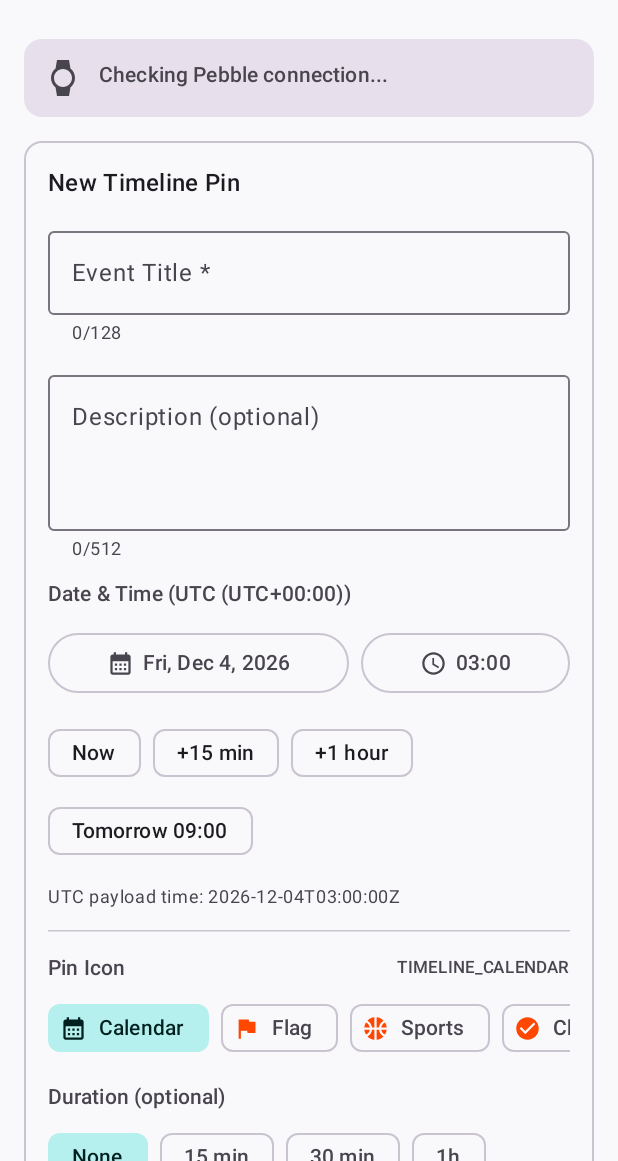
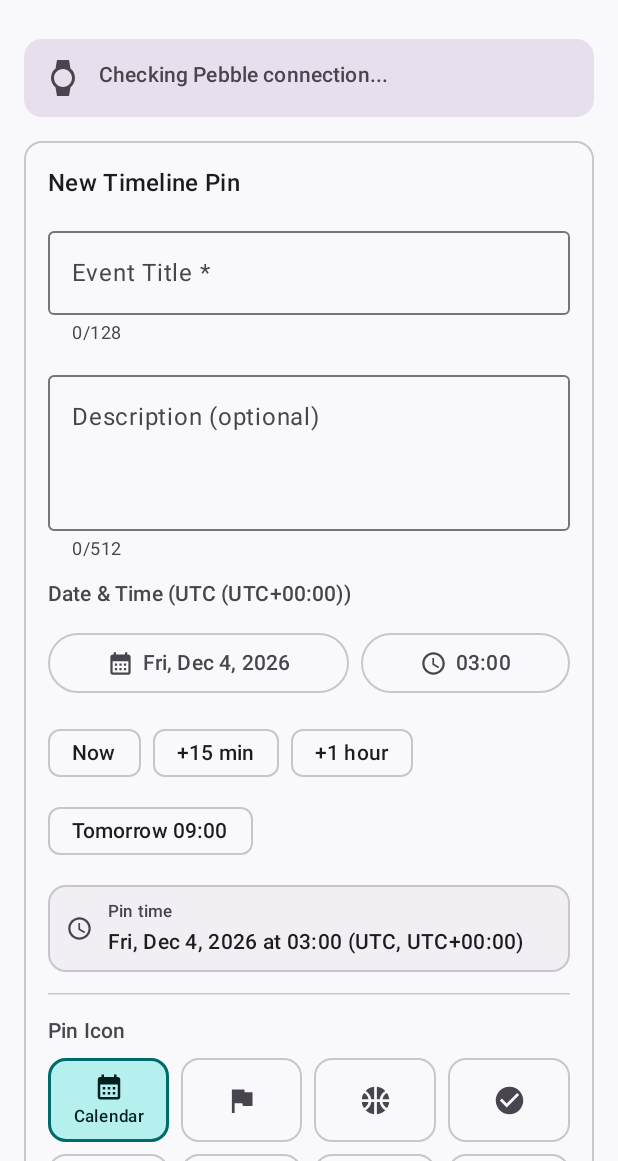
Before and after one commit to gabrielhidasy/PebblePinManager, an Android app built with Jetpack Compose: the composable PinComposerRoute shown on its own in the app's theme, on a phone screen of 412 x 824 dp, the part 75-1236 px from its top. Run offline under Robolectric (Android 15) with nearby library versions, the phone set to English and light mode, and no system bars; 2 statements that could not run were skipped.

Commit message:
feat(android): show local payload time box and icon grid picker

```diff
--- a/android/app/src/main/java/xyz/hidasy/pebblepinmanager/ui/PinComposerScreen.kt
+++ b/android/app/src/main/java/xyz/hidasy/pebblepinmanager/ui/PinComposerScreen.kt
@@ -1,5 +1,6 @@
 package xyz.hidasy.pebblepinmanager.ui
 
+import androidx.compose.foundation.BorderStroke
 import androidx.compose.foundation.background
 import androidx.compose.foundation.border
 import androidx.compose.foundation.clickable
@@ -9,12 +10,14 @@ import androidx.compose.foundation.layout.BoxWithConstraints
 import androidx.compose.foundation.layout.Column
 import androidx.compose.foundation.layout.ExperimentalLayoutApi
 import androidx.compose.foundation.layout.FlowRow
+import androidx.compose.foundation.layout.IntrinsicSize
 import androidx.compose.foundation.layout.PaddingValues
 import androidx.compose.foundation.layout.Row
 import androidx.compose.foundation.layout.Spacer
 import androidx.compose.foundation.layout.WindowInsets
 import androidx.compose.foundation.layout.WindowInsetsSides
 import androidx.compose.foundation.layout.consumeWindowInsets
+import androidx.compose.foundation.layout.defaultMinSize
 import androidx.compose.foundation.layout.displayCutout
 import androidx.compose.foundation.layout.fillMaxHeight
 import androidx.compose.foundation.layout.fillMaxSize
@@ -63,6 +66,7 @@ import androidx.compose.material3.OutlinedButton
 import androidx.compose.material3.OutlinedCard
 import androidx.compose.material3.OutlinedTextField
 import androidx.compose.material3.Scaffold
+import androidx.compose.material3.Surface
 import androidx.compose.material3.Text
 import androidx.compose.material3.TextButton
 import androidx.compose.material3.TimePicker
@@ -596,10 +600,8 @@ private fun PinComposerCard(
                 )
             }
 
-            Text(
-                text = "UTC payload time: ${uiState.selectedUtcIso8601}",
-                style = MaterialTheme.typography.bodySmall,
-                color = MaterialTheme.colorScheme.onSurfaceVariant,
+            LocalPayloadTimeBox(
+                formattedLocalDateTime = uiState.formattedLocalPayloadTime,
             )
 
             if (uiState.timeError != null) {
@@ -668,46 +670,132 @@ private fun PinComposerCard(
     }
 }
 
+private const val PIN_ICON_GRID_COLUMNS = 4
+
+@Composable
+private fun LocalPayloadTimeBox(
+    formattedLocalDateTime: String,
+    modifier: Modifier = Modifier,
+) {
+    Surface(
+        modifier = modifier.fillMaxWidth(),
+        shape = MaterialTheme.shapes.medium,
+        color = MaterialTheme.colorScheme.surfaceVariant.copy(alpha = 0.45f),
+        border = BorderStroke(1.dp, MaterialTheme.colorScheme.outlineVariant),
+    ) {
+        Row(
+            modifier = Modifier
+                .fillMaxWidth()
+                .padding(horizontal = 12.dp, vertical = 10.dp),
+            verticalAlignment = Alignment.CenterVertically,
+            horizontalArrangement = Arrangement.spacedBy(10.dp),
+        ) {
+            Icon(
+                imageVector = Icons.Default.AccessTime,
+                contentDescription = null,
+                tint = MaterialTheme.colorScheme.onSurfaceVariant,
+                modifier = Modifier.size(18.dp),
+            )
+            Column(verticalArrangement = Arrangement.spacedBy(2.dp)) {
+                Text(
+                    text = "Pin time",
+                    style = MaterialTheme.typography.labelSmall,
+                    color = MaterialTheme.colorScheme.onSurfaceVariant,
+                )
+                Text(
+                    text = formattedLocalDateTime,
+                    style = MaterialTheme.typography.bodyMedium,
+                    fontWeight = FontWeight.Medium,
+                    color = MaterialTheme.colorScheme.onSurface,
+                )
+            }
+        }
+    }
+}
+
 @Composable
 private fun PinIconSelectorSection(
     selectedIcon: PinIcon,
     onIconSelected: (PinIcon) -> Unit,
 ) {
-    Column(verticalArrangement = Arrangement.spacedBy(6.dp)) {
-        Row(
-            modifier = Modifier.fillMaxWidth(),
-            horizontalArrangement = Arrangement.SpaceBetween,
-            verticalAlignment = Alignment.CenterVertically,
-        ) {
+    val iconRows = PinIcon.entries.chunked(PIN_ICON_GRID_COLUMNS)
+
+    Column(verticalArrangement = Arrangement.spacedBy(8.dp)) {
         Text(
             text = "Pin Icon",
             style = MaterialTheme.typography.labelLarge,
             color = MaterialTheme.colorScheme.onSurfaceVariant,
         )
+
+        Column(
+            modifier = Modifier.fillMaxWidth(),
+            verticalArrangement = Arrangement.spacedBy(8.dp),
+        ) {
+            iconRows.forEach { rowIcons ->
+                Row(
+                    modifier = Modifier
+                        .fillMaxWidth()
+                        .height(IntrinsicSize.Max),
+                    horizontalArrangement = Arrangement.spacedBy(8.dp),
+                ) {
+                    rowIcons.forEach { icon ->
+                        val isSelected = icon == selectedIcon
+                        Surface(
+                            selected = isSelected,
+                            onClick = { onIconSelected(icon) },
+                            modifier = Modifier
+                                .weight(1f)
+                                .fillMaxHeight()
+                                .defaultMinSize(minHeight = 56.dp),
+                            shape = MaterialTheme.shapes.medium,
+                            color = if (isSelected) {
+                                MaterialTheme.colorScheme.secondaryContainer
+                            } else {
+                                MaterialTheme.colorScheme.surface
+                            },
+                            contentColor = if (isSelected) {
+                                MaterialTheme.colorScheme.onSecondaryContainer
+                            } else {
+                                MaterialTheme.colorScheme.onSurfaceVariant
+                            },
+                            border = BorderStroke(
+                                width = if (isSelected) 1.5.dp else 1.dp,
+                                color = if (isSelected) {
+                                    MaterialTheme.colorScheme.secondary
+                                } else {
+                                    MaterialTheme.colorScheme.outlineVariant
+                                },
+                            ),
+                        ) {
+                            Column(
+                                modifier = Modifier
+                                    .padding(horizontal = 4.dp, vertical = 6.dp),
+                                horizontalAlignment = Alignment.CenterHorizontally,
+                                verticalArrangement = Arrangement.Center,
+                            ) {
+                                Icon(
+                                    imageVector = icon.toImageVector(),
+                                    contentDescription = if (isSelected) null else icon.label,
+                                    modifier = Modifier.size(if (isSelected) 20.dp else 22.dp),
+                                )
+                                if (isSelected) {
+                                    Spacer(Modifier.height(2.dp))
                                     Text(
-                text = selectedIcon.systemName,
+                                        text = icon.label,
                                         style = MaterialTheme.typography.labelSmall,
-                color = MaterialTheme.colorScheme.onSurfaceVariant,
+                                        fontWeight = FontWeight.Medium,
+                                        maxLines = 1,
+                                        overflow = TextOverflow.Ellipsis,
+                                        textAlign = TextAlign.Center,
                                     )
                                 }
-
-        LazyRow(
-            horizontalArrangement = Arrangement.spacedBy(8.dp),
-            modifier = Modifier.fillMaxWidth(),
-        ) {
-            items(PinIcon.entries, key = { it.systemName }) { icon ->
-                FilterChip(
-                    selected = icon == selectedIcon,
-                    onClick = { onIconSelected(icon) },
-                    label = { Text(icon.label) },
-                    leadingIcon = {
-                        Icon(
-                            imageVector = icon.toImageVector(),
-                            contentDescription = null,
-                            modifier = Modifier.size(18.dp),
-                        )
-                    },
-                )
+                            }
+                        }
+                    }
+                    repeat(PIN_ICON_GRID_COLUMNS - rowIcons.size) {
+                        Spacer(Modifier.weight(1f))
+                    }
+                }
             }
         }
     }
--- a/android/app/src/main/java/xyz/hidasy/pebblepinmanager/ui/PinComposerUiState.kt
+++ b/android/app/src/main/java/xyz/hidasy/pebblepinmanager/ui/PinComposerUiState.kt
@@ -45,6 +45,9 @@ data class PinComposerUiState(
     val selectedUtcIso8601: String
         get() = TimelineTimestampFormatter.toUtcIso8601(selectedEpochMillis)
 
+    val formattedLocalPayloadTime: String
+        get() = TimelineTimestampFormatter.formatLocalDateTimeWithZone(selectedEpochMillis, zoneId)
+
     val formattedLocalDate: String
         get() = TimelineTimestampFormatter.formatLocalDate(selectedDate)
 
```
Also changed, not shown: 1 other file. Lines whose indentation alone changed are shown as unchanged.
